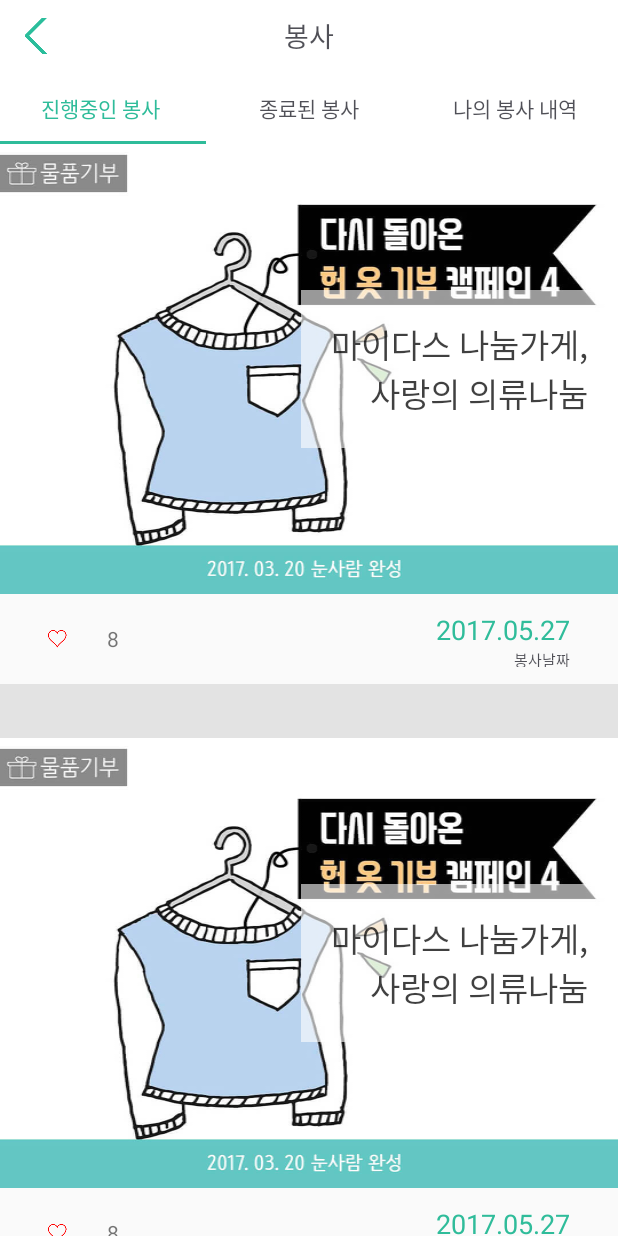
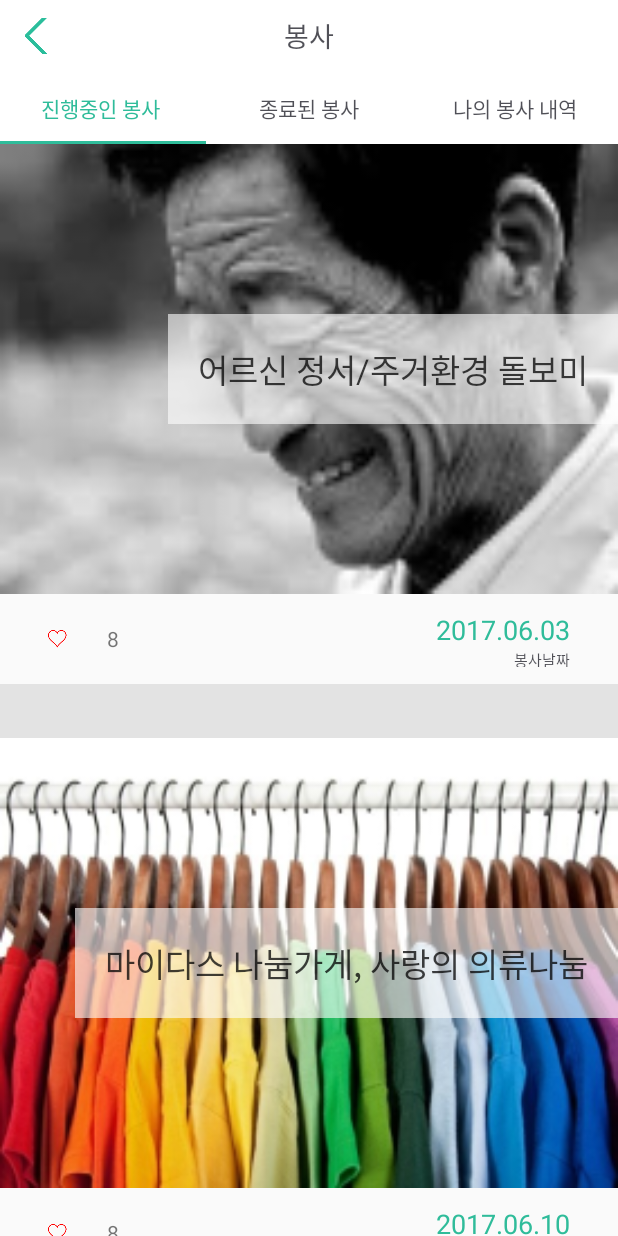
Before and after one commit to MidasChallenge2017Mobile4/donation_android_app, an Android app: the screen it shows after launch (VolunteerActivity), after a tap on "volunteer", on a phone screen of 412 x 824 dp. Run offline under Robolectric (Android 15) with nearby library versions, the phone set to English and light mode, and no system bars; 2 statements that could not run were skipped.

Commit message:
진행중인 봉사 데이터베이스 생성, 연결 완료

```diff
--- a/app/src/main/java/com/midas/donation_android_app/database/DbOpenHelper.java
+++ b/app/src/main/java/com/midas/donation_android_app/database/DbOpenHelper.java
@@ -8,6 +8,7 @@ import android.database.sqlite.SQLiteOpenHelper;
 import android.database.sqlite.SQLiteStatement;
 import android.util.Log;
 
+import com.midas.donation_android_app.R;
 import com.midas.donation_android_app.volunteer.VtListData;
 
 import java.sql.SQLException;
@@ -38,6 +39,39 @@ public class DbOpenHelper {
         public void onCreate(SQLiteDatabase db) {
             db.execSQL(DataBases.CreateVtTable._CREATE);
 
+            VtListData vtListData1 = new VtListData(0, "어르신 정서/주거환경 돌보미", "d","\"어르신 정서/주거환경 돌보미\"", "성남 지역의 노인 요양원을 방문하여"
+            , "치매노인분들의 말벗 해드리기","함께 산책하기 등의 정서치료와 실내외 청소를 통해","안정적이고 쾌적한 주거 환경을 조성해드립시다"
+            , R.drawable.nursinghome_ex1, R.drawable.nursinghome_ex2, R.drawable.nursinghome_ex3, R.drawable.nursinghome_ex4
+            , R.drawable.nursinghome_ex5, "2017.06.03", "진행중", false
+                    );
+
+            VtListData vtListData2 = new VtListData(1, "마이다스 나눔가게, 사랑의 의류나눔", "d","\"마이다스 나눔가게, 사랑의 의류나눔\"", "마이다스 나눔가게와 사랑의 헌옷나눔 행사가 열립니다"
+                    , "가전제품, 장난감 등을 판매한 수익금으로는","어려운 이웃들의 난방비를 후원하며,","기부해주신 성인 남성용 의복은 노숙인분들이 따뜻한 겨울을 나실 수 있도록 선물합니다"
+                    , R.drawable.clothes_ex1, R.drawable.clothes_ex_2, R.drawable.clothes_ex_3, R.drawable.clothes_ex_4
+                    , R.drawable.clothes_ex1, "2017.06.10", "진행중", false
+            );
+
+            VtListData vtListData3 = new VtListData(2, "사랑의 김장나눔", "d","\"사랑의 김장나눔\"", "독거어르신들이 "
+                    , "건강한 겨울을 나실 수 있도록","김치를 버무리고 포장하여","어르신들께 선물합시다"
+                    , R.drawable.kimchi_explain1, R.drawable.kimchi_explain2, R.drawable.kimchi_exmplain3, R.drawable.kimchi_explain1
+                    , R.drawable.kimchi_explain2, "2017.06.17", "진행중", false
+            );
+
+            VtListData vtListData4 = new VtListData(3, "어르신 정서/주거환경 돌보미", "d","\"어르신 정서/주거환경 돌보미\"", "성남 지역의 노인 요양원을 방문하여"
+                    , "치매노인분들의 말벗 해드리기","함께 산책하기 등의 정서치료와 실내외 청소를 통해","안정적이고 쾌적한 주거 환경을 조성해드립시다"
+                    , R.drawable.nursinghome_ex1, R.drawable.nursinghome_ex2, R.drawable.nursinghome_ex3, R.drawable.nursinghome_ex4
+                    , R.drawable.nursinghome_ex5, "2017.05.13", "완료", false
+            );
+            DbInsert(db, vtListData1);
+            DbInsert(db, vtListData2);
+            DbInsert(db, vtListData3);
+            DbInsert(db, vtListData4);
+
+
+
+
+
+
         }
 
         // 버전이 업데이트 되었을 경우 DB를 다시 만들어 준다.
@@ -60,19 +94,26 @@ public class DbOpenHelper {
     /**
      * DB에 데이터 추가
     */
-    public void DbInsert(VtListData itemData){
+    public void DbInsert(SQLiteDatabase db, VtListData itemData){
 
-        mDB = mDBHelper.getWritableDatabase();
 
         ContentValues values = new ContentValues();
         values.put("date",itemData.date);
         values.put("title",itemData.title);
-        values.put("content",itemData.content);
-        values.put("image",itemData.image);
-
+        values.put("url",itemData.title);
+        values.put("content1",itemData.content1);
+        values.put("content2",itemData.content2);
+        values.put("content3",itemData.content3);
+        values.put("content4",itemData.content4);
+        values.put("content5",itemData.content5);
+        values.put("image1",itemData.image1);
+        values.put("image2",itemData.image2);
+        values.put("image3",itemData.image3);
+        values.put("image4",itemData.image4);
+        values.put("image5",itemData.image5);
         values.put("isChecked", String.valueOf(itemData.isChecked));
 
-        mDB.insert("memoinfo",null,values);
+        db.insert("memoinfo",null,values);
 
     }
 
@@ -98,18 +139,18 @@ public class DbOpenHelper {
     /**
      * DB항목 업그레이드2 - EditText 에서 수정할 때 사용
      */
-    public void DbUpdate(VtListData itemData){
-
-        mDB = mDBHelper.getWritableDatabase();
-        int id = itemData.getId();
-        ContentValues values = new ContentValues();
-        values.put("title",itemData.getTitle());
-        values.put("content",itemData.getContent());
-        values.put("image",itemData.getImage());
-
-        mDB.update("memoinfo", values, "_id=?", new String[]{String.valueOf(id)});
-
-    }
+//    public void DbUpdate(VtListData itemData){
+//
+//        mDB = mDBHelper.getWritableDatabase();
+//        int id = itemData.getId();
+//        ContentValues values = new ContentValues();
+//        values.put("title",itemData.getTitle());
+//        values.put("content",itemData.getContent());
+//        values.put("image",itemData.getImage());
+//
+//        mDB.update("memoinfo", values, "_id=?", new String[]{String.valueOf(id)});
+//
+//    }
 
 
     public int getCountByDate(String mDate) {
@@ -120,25 +161,25 @@ public class DbOpenHelper {
         return count;
     }
 
-    public VtListData getDayView(String mDate) {
-        SQLiteDatabase mDB;
-        mDB = mDBHelper.getReadableDatabase();
-        String sql = "select title, image from memoinfo where date="+"'"+mDate+"' and isChecked='true'";
-        Cursor cursor = mDB.rawQuery(sql,null);
-        int count = cursor.getCount();
-        if (count == 0) {
-            return null;
-        } else {
-            cursor.moveToNext();
-
-            String title = cursor.getString(cursor.getColumnIndex("title"));
-            int image = cursor.getColumnIndex("image");
-            VtListData itemData = new VtListData();
-            itemData.title = title;
-            itemData.image = image;
-            return itemData;
-        }
-    }
+//    public VtListData getDayView(String mDate) {
+//        SQLiteDatabase mDB;
+//        mDB = mDBHelper.getReadableDatabase();
+//        String sql = "select title, image from memoinfo where date="+"'"+mDate+"' and isChecked='true'";
+//        Cursor cursor = mDB.rawQuery(sql,null);
+//        int count = cursor.getCount();
+//        if (count == 0) {
+//            return null;
+//        } else {
+//            cursor.moveToNext();
+//
+//            String title = cursor.getString(cursor.getColumnIndex("title"));
+//            int image = cursor.getColumnIndex("image");
+//            VtListData itemData = new VtListData();
+//            itemData.title = title;
+//            itemData.image = image;
+//            return itemData;
+//        }
+//    }
 
 
     /**
@@ -180,17 +221,32 @@ public class DbOpenHelper {
 
         while(c.moveToNext()){
             String date = c.getString(c.getColumnIndex("date"));
-            int order = c.getInt(c.getColumnIndex("order"));
             String title = c.getString(c.getColumnIndex("title"));
-            String content = c.getString(c.getColumnIndex("content"));
-            int image = c.getInt(c.getColumnIndex("image"));
+            String content1 = c.getString(c.getColumnIndex("content1"));
+            String content2 = c.getString(c.getColumnIndex("content2"));
+            String content3 = c.getString(c.getColumnIndex("content3"));
+            String content4 = c.getString(c.getColumnIndex("content4"));
+            String content5 = c.getString(c.getColumnIndex("content5"));
+            int image1 = c.getInt(c.getColumnIndex("image1"));
+            int image2 = c.getInt(c.getColumnIndex("image2"));
+            int image3 = c.getInt(c.getColumnIndex("image3"));
+            int image4 = c.getInt(c.getColumnIndex("image4"));
+            int image5 = c.getInt(c.getColumnIndex("image5"));
 
 
             VtListData listViewItem = new VtListData();
 
             listViewItem.title = title;
-            listViewItem.content = content;
-            listViewItem.image = image;
+            listViewItem.content1 = content1;
+            listViewItem.content2 = content2;
+            listViewItem.content3 = content3;
+            listViewItem.content4 = content4;
+            listViewItem.content5 = content5;
+            listViewItem.image1 = image1;
+            listViewItem.image2 = image2;
+            listViewItem.image3 = image3;
+            listViewItem.image4 = image4;
+            listViewItem.image5 = image5;
             listViewItem.date = date;
 
 
@@ -221,16 +277,32 @@ public class DbOpenHelper {
                 int _id = cursor.getInt(cursor.getColumnIndex("_id"));
                 String date = cursor.getString(cursor.getColumnIndex("date"));
                 String title = cursor.getString(cursor.getColumnIndex("title"));
-                String content = cursor.getString(cursor.getColumnIndex("content"));
-                int image = cursor.getColumnIndex("image");
+                String content1 = cursor.getString(cursor.getColumnIndex("content1"));
+                String content2 = cursor.getString(cursor.getColumnIndex("content2"));
+                String content3 = cursor.getString(cursor.getColumnIndex("content3"));
+                String content4 = cursor.getString(cursor.getColumnIndex("content4"));
+                String content5 = cursor.getString(cursor.getColumnIndex("content5"));
+                int image1 = cursor.getInt(cursor.getColumnIndex("image1"));
+                int image2 = cursor.getInt(cursor.getColumnIndex("image2"));
+                int image3 = cursor.getInt(cursor.getColumnIndex("image3"));
+                int image4 = cursor.getInt(cursor.getColumnIndex("image4"));
+                int image5 = cursor.getInt(cursor.getColumnIndex("image5"));
                 String isChecked = cursor.getString(cursor.getColumnIndex("isChecked"));
 
                 VtListData listViewItem = new VtListData();
 
                 listViewItem.id = _id;
                 listViewItem.title = title;
-                listViewItem.content = content;
-                listViewItem.image = image;
+                listViewItem.content1 = content1;
+                listViewItem.content2 = content2;
+                listViewItem.content3 = content3;
+                listViewItem.content4 = content4;
+                listViewItem.content5 = content5;
+                listViewItem.image1 = image1;
+                listViewItem.image2 = image2;
+                listViewItem.image3 = image3;
+                listViewItem.image4 = image4;
+                listViewItem.image5 = image5;
                 listViewItem.date = date;
                // listViewItem.isChecked = Boolean.getBoolean(isChecked);
                 listViewItem.isChecked = Boolean.valueOf(isChecked).booleanValue();
--- a/app/src/main/java/com/midas/donation_android_app/volunteer/VtListData.java
+++ b/app/src/main/java/com/midas/donation_android_app/volunteer/VtListData.java
@@ -8,11 +8,19 @@ package com.midas.donation_android_app.volunteer;
 public class VtListData {
     public int id;
     public String title;
-    public String content;
-    public int image;
+    public String url;
+    public String content1;
+    public String content2;
+    public String content3;
+    public String content4;
+    public String content5;
+    public int image1;
+    public int image2;
+    public int image3;
+    public int image4;
+    public int image5;
     public String date;   // 봉사 날짜
     public String status;
-    public int view;
     public boolean isChecked;
 
 
@@ -20,14 +28,22 @@ public class VtListData {
 
     }
 
-    public VtListData(int id, String title, String content, int image, String date, String status, int view, boolean isChecked) {
+    public VtListData(int id, String title, String url, String content1, String content2, String content3, String content4, String content5, int image1, int image2, int image3, int image4, int image5, String date, String status, boolean isChecked) {
         this.id = id;
         this.title = title;
-        this.content = content;
-        this.image = image;
+        this.url = url;
+        this.content1 = content1;
+        this.content2 = content2;
+        this.content3 = content3;
+        this.content4 = content4;
+        this.content5 = content5;
+        this.image1 = image1;
+        this.image2 = image2;
+        this.image3 = image3;
+        this.image4 = image4;
+        this.image5 = image5;
         this.date = date;
         this.status = status;
-        this.view = view;
         this.isChecked = isChecked;
     }
 
@@ -47,20 +63,92 @@ public class VtListData {
         this.title = title;
     }
 
-    public String getContent() {
-        return content;
+    public String getUrl() {
+        return url;
     }
 
-    public void setContent(String content) {
-        this.content = content;
+    public void setUrl(String url) {
+        this.url = url;
     }
 
-    public int getImage() {
-        return image;
+    public String getContent1() {
+        return content1;
     }
 
-    public void setImage(int image) {
-        this.image = image;
+    public void setContent1(String content1) {
+        this.content1 = content1;
+    }
+
+    public String getContent2() {
+        return content2;
+    }
+
+    public void setContent2(String content2) {
+        this.content2 = content2;
+    }
+
+    public String getContent3() {
+        return content3;
+    }
+
+    public void setContent3(String content3) {
+        this.content3 = content3;
+    }
+
+    public String getContent4() {
+        return content4;
+    }
+
+    public void setContent4(String content4) {
+        this.content4 = content4;
+    }
+
+    public String getContent5() {
+        return content5;
+    }
+
+    public void setContent5(String content5) {
+        this.content5 = content5;
+    }
+
+    public int getImage1() {
+        return image1;
+    }
+
+    public void setImage1(int image1) {
+        this.image1 = image1;
+    }
+
+    public int getImage2() {
+        return image2;
+    }
+
+    public void setImage2(int image2) {
+        this.image2 = image2;
+    }
+
+    public int getImage3() {
+        return image3;
+    }
+
+    public void setImage3(int image3) {
+        this.image3 = image3;
+    }
+
+    public int getImage4() {
+        return image4;
+    }
+
+    public void setImage4(int image4) {
+        this.image4 = image4;
+    }
+
+    public int getImage5() {
+        return image5;
+    }
+
+    public void setImage5(int image5) {
+        this.image5 = image5;
     }
 
     public String getDate() {
@@ -79,13 +167,7 @@ public class VtListData {
         this.status = status;
     }
 
-    public int getView() {
-        return view;
-    }
 
-    public void setView(int view) {
-        this.view = view;
-    }
 
     public boolean isChecked() {
         return isChecked;
--- a/app/src/main/java/com/midas/donation_android_app/volunteer/VtListFragment.java
+++ b/app/src/main/java/com/midas/donation_android_app/volunteer/VtListFragment.java
@@ -15,6 +15,7 @@ import android.widget.TextView;
 import android.widget.Toast;
 
 import com.midas.donation_android_app.R;
+import com.midas.donation_android_app.application.ApplicationController;
 import com.midas.donation_android_app.database.DbOpenHelper;
 
 import java.util.ArrayList;
@@ -24,7 +25,7 @@ import java.util.ArrayList;
  */
 public class VtListFragment extends Fragment {
 
-    private ArrayList<VtListData> matchingListDatas;
+    private ArrayList<VtListData> vtList;
     private VolunteerListAdapter volunteerListAdapter;
     LinearLayoutManager mLayoutManager;
     DbOpenHelper mDbOpenHelper;
@@ -38,16 +39,21 @@ public class VtListFragment extends Fragment {
                              Bundle savedInstanceState) {
         View baseView = inflater.inflate(R.layout.fragment_vt_list, container, false);
 
-        matchingListDatas = new ArrayList<>();
+        vtList = new ArrayList<VtListData>();
+        mDbOpenHelper = ApplicationController.getInstance().mDbOpenHelper;
 
-        for (int i = 0; i < 20; i++) {
-            VtListData vtListData1 = new VtListData();
-            vtListData1.setTitle("마이다스 나눔가게,\n사랑의 의류나눔");
-            vtListData1.setImage(R.drawable.e1);
-            vtListData1.setDate("2017.05.27");
-            matchingListDatas.add(vtListData1);
+//        for (int i = 0; i < 20; i++) {
+//            VtListData vtListData1 = new VtListData();
+//            vtListData1.setTitle("마이다스 나눔가게,\n사랑의 의류나눔");
+//            vtListData1.setImage(R.drawable.e1);
+//            vtListData1.setDate("2017.05.27");
+//            matchingListDatas.add(vtListData1);
+//
+//        }
 
-        }
+        VtListData vtListData1 = new VtListData();
+        vtList =  mDbOpenHelper.DbMainSelect();
+
 
         RecyclerView rvVoluteerList = (RecyclerView) baseView.findViewById(R.id.rv_list);
 
@@ -77,16 +83,16 @@ public class VtListFragment extends Fragment {
         public void onBindViewHolder(VolunteerListViewHolder holder, int position) {
 
 
-            holder.iv_img.setBackgroundResource(matchingListDatas.get(position).getImage());
-            holder.tv_date.setText(matchingListDatas.get(position).getDate());
-            holder.tv_title.setText(matchingListDatas.get(position).getTitle());
+            holder.iv_img.setBackgroundResource(vtList.get(position).getImage1());
+            holder.tv_date.setText(vtList.get(position).getDate());
+            holder.tv_title.setText(vtList.get(position).getTitle());
 
 
         }
 
         @Override
         public int getItemCount() {
-            return matchingListDatas.size();
+            return vtList.size();
         }
     }
 
```
Also changed, not shown: app/src/main/java/com/midas/donation_android_app/database/DataBases.java (+22 -4 lines), app/src/main/res/drawable-xxhdpi/clothes_ex1.jpg (added), app/src/main/res/drawable-xxhdpi/clothes_ex_2.jpg (added), app/src/main/res/drawable-xxhdpi/clothes_ex_3.jpg (added), app/src/main/res/drawable-xxhdpi/clothes_ex_4.jpg (added), app/src/main/res/drawable-xxhdpi/kimchi_exmplain3.jpg (added), app/src/main/res/drawable-xxhdpi/kimchi_explain1.jpg (added), app/src/main/res/drawable-xxhdpi/kimchi_explain2.jpg (added), app/src/main/res/drawable-xxhdpi/nursinghome_ex1.jpeg (added), app/src/main/res/drawable-xxhdpi/nursinghome_ex2.jpeg (added), app/src/main/res/drawable-xxhdpi/nursinghome_ex3.jpg (added), 2 other files.
